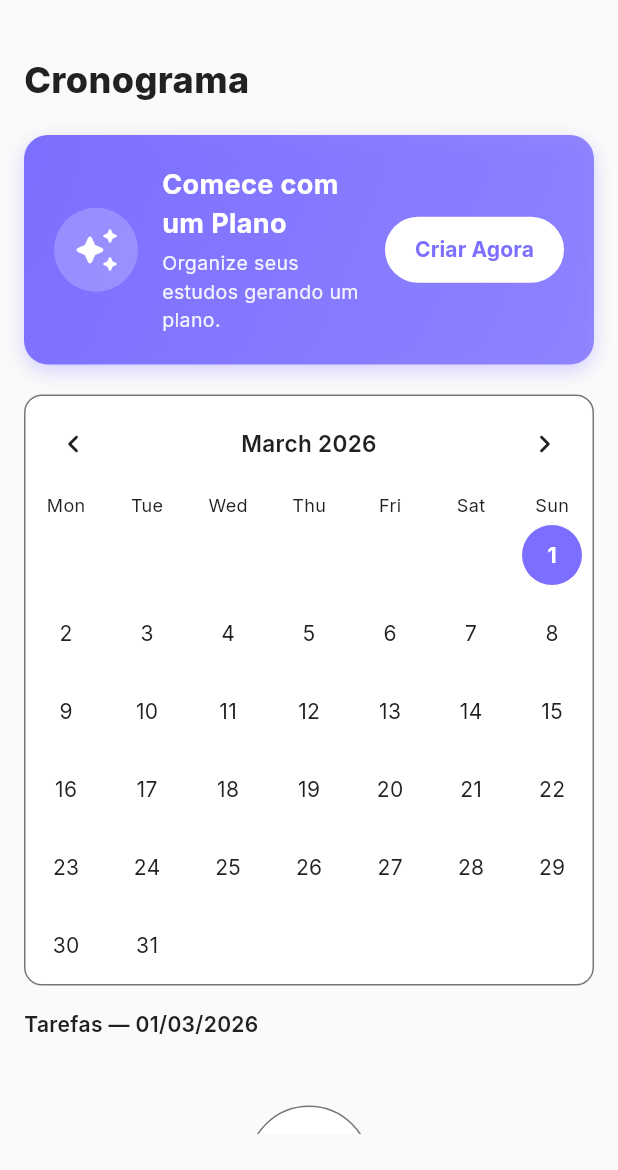
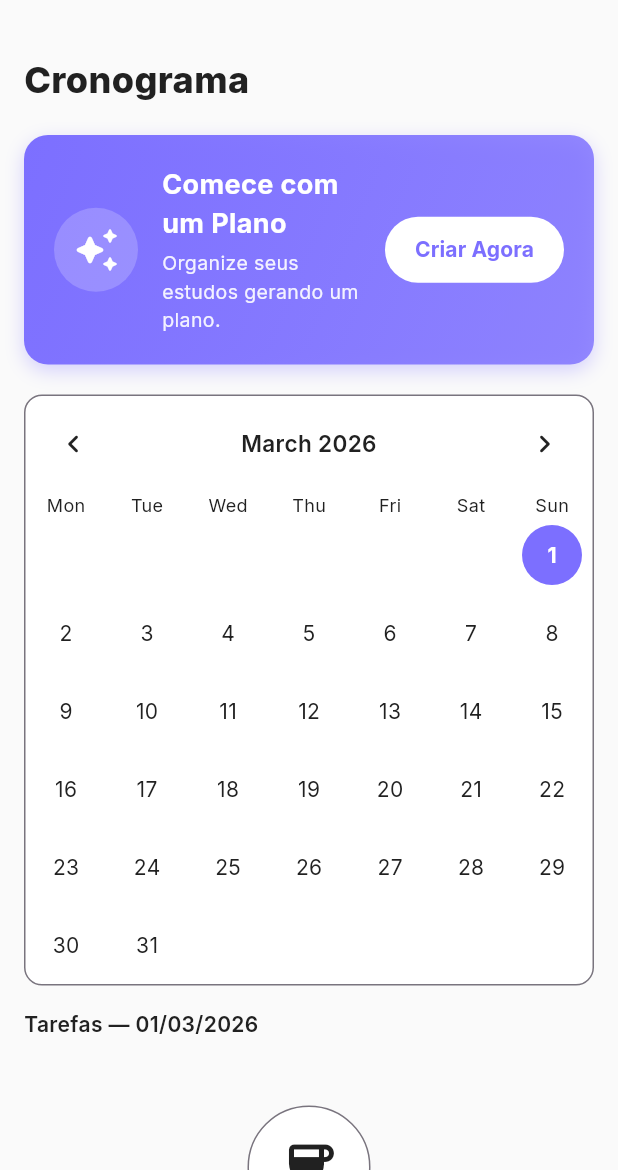
Before and after one commit to leaovictor/studyops, a Flutter app: the ScheduleScreen screen opened by its route, on a phone screen of 412 x 824 dp, the part 66-1236 px from its top. Run offline on Flutter 3.47's test engine with Material 3 defaults, Android fonts, the phone set to English and light mode, and no system bars; drawn by our look-alikes of pull_to_refresh, table_calendar; our stand-ins replace audioplayers, cloud_firestore, cloud_functions, confetti, firebase_auth, firebase_core and 9 more; missing offline and left inert: dart_openai, el_tooltip, fsrs; accounts and stored records are empty; network calls fail.

Commit message:
feat: Add Dashboard and Schedule screens, and configure Firebase backend with AI rate limiting functions.

```diff
--- a/lib/screens/schedule_screen.dart
+++ b/lib/screens/schedule_screen.dart
@@ -66,7 +66,13 @@
 
     return Scaffold(
       backgroundColor: Theme.of(context).scaffoldBackgroundColor,
-      body: Padding(
+      body: SmartRefresher(
+        controller: _refreshController,
+        onRefresh: _onRefresh,
+        header: const WaterDropMaterialHeader(
+          backgroundColor: AppTheme.primary,
+        ),
+        child: SingleChildScrollView(
           padding: EdgeInsets.symmetric(
             horizontal: MediaQuery.of(context).size.width >= 600 ? 24 : 16,
             vertical: 24,
@@ -96,7 +102,8 @@
                         builder: (context) =>
                             StudyPlanWizardDialog(activePlan: activePlan),
                       ),
-                    icon: const Icon(Icons.settings_suggest_rounded, size: 18),
+                      icon:
+                          const Icon(Icons.settings_suggest_rounded, size: 18),
                       label: const Text('Ajustar Plano'),
                       style: FilledButton.styleFrom(
                         backgroundColor: isDark
@@ -279,8 +286,7 @@
               ],
 
               // Tasks for selected day
-            Expanded(
-              child: Column(
+              Column(
                 crossAxisAlignment: CrossAxisAlignment.start,
                 children: [
                   Text(
@@ -295,17 +301,12 @@
                     ),
                   ),
                   const SizedBox(height: 12),
-                  Expanded(
-                    child: SmartRefresher(
-                      controller: _refreshController,
-                      onRefresh: _onRefresh,
-                      header: const WaterDropMaterialHeader(
-                        backgroundColor: AppTheme.primary,
-                      ),
-                      child: tasks.isEmpty
+                  tasks.isEmpty
                       ? const _EmptyScheduleQuote()
                       : AnimationLimiter(
                           child: ListView.separated(
+                            shrinkWrap: true,
+                            physics: const NeverScrollableScrollPhysics(),
                             itemCount: tasks.length,
                             separatorBuilder: (_, __) =>
                                 const SizedBox(height: 8),
@@ -334,14 +335,11 @@
                                             Theme.of(context)
                                                 .colorScheme
                                                 .surface),
-                                            borderRadius:
-                                                BorderRadius.circular(10),
+                                        borderRadius: BorderRadius.circular(10),
                                         border: Border.all(
                                           color: task.done
-                                                  ? Theme.of(context)
-                                                      .dividerColor
-                                                  : color.withValues(
-                                                      alpha: 0.3),
+                                              ? Theme.of(context).dividerColor
+                                              : color.withValues(alpha: 0.3),
                                         ),
                                       ),
                                       child: Row(
@@ -362,28 +360,25 @@
                                           const SizedBox(width: 12),
                                           Flexible(
                                             child: Container(
-                                                  padding: const EdgeInsets
-                                                      .symmetric(
+                                              padding:
+                                                  const EdgeInsets.symmetric(
                                                       horizontal: 8,
                                                       vertical: 2),
                                               decoration: BoxDecoration(
                                                 color: color.withValues(
                                                     alpha: 0.15),
                                                 borderRadius:
-                                                        BorderRadius.circular(
-                                                            6),
+                                                    BorderRadius.circular(6),
                                               ),
                                               child: Text(
                                                 subject?.name ?? 'Matéria',
                                                 style: TextStyle(
                                                   color: color,
                                                   fontSize: 11,
-                                                      fontWeight:
-                                                          FontWeight.w600,
+                                                  fontWeight: FontWeight.w600,
                                                 ),
                                                 maxLines: 1,
-                                                    overflow:
-                                                        TextOverflow.ellipsis,
+                                                overflow: TextOverflow.ellipsis,
                                               ),
                                             ),
                                           ),
@@ -406,8 +401,7 @@
                                                 fontSize: 13,
                                               ),
                                               maxLines: 1,
-                                                  overflow:
-                                                      TextOverflow.ellipsis,
+                                              overflow: TextOverflow.ellipsis,
                                             ),
                                           ),
                                           Text(
@@ -431,12 +425,10 @@
                             },
                           ),
                         ),
-                    ),
+                ],
               ),
             ],
           ),
-            ),
-          ],
         ),
       ),
     );
```
Also changed, not shown: firestore.indexes.json (+18 -0 lines), lib/screens/dashboard_screen.dart (+7 -7 lines), 5 other files. Lines whose indentation alone changed are shown as unchanged.
